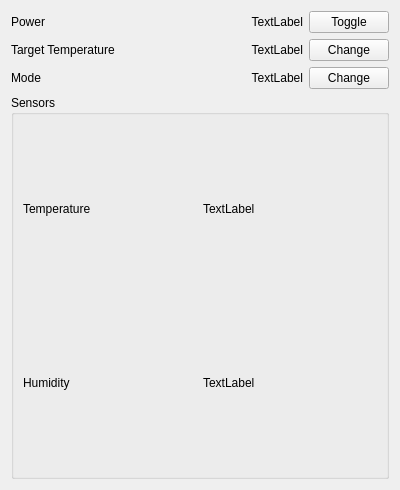
CrackTC/yahm, file ui/airconpage.ui: the form before one commit.
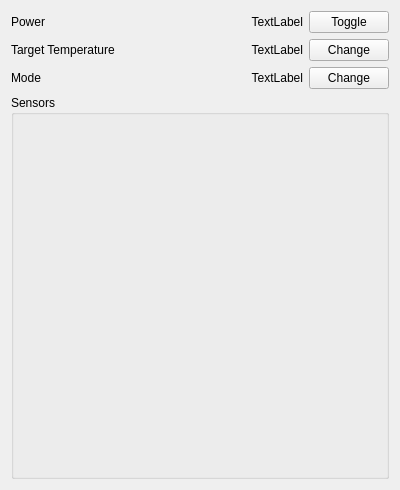
The form after the commit.

```diff
--- a/ui/airconpage.ui
+++ b/ui/airconpage.ui
@@ -126,40 +126,10 @@
      </property>
      <layout class="QVBoxLayout" name="verticalLayout_2">
       <item>
-       <layout class="QHBoxLayout" name="horizontalLayout_5">
-        <item>
-         <widget class="QLabel" name="label_4">
-          <property name="text">
-           <string>Temperature</string>
-          </property>
-         </widget>
-        </item>
-        <item>
-         <widget class="QLabel" name="lblTemp">
-          <property name="text">
-           <string>TextLabel</string>
-          </property>
-         </widget>
-        </item>
-       </layout>
+       <layout class="QHBoxLayout" name="rowTemp"/>
       </item>
       <item>
-       <layout class="QHBoxLayout" name="horizontalLayout_4">
-        <item>
-         <widget class="QLabel" name="label_5">
-          <property name="text">
-           <string>Humidity</string>
-          </property>
-         </widget>
-        </item>
-        <item>
-         <widget class="QLabel" name="lblHumidity">
-          <property name="text">
-           <string>TextLabel</string>
-          </property>
-         </widget>
-        </item>
-       </layout>
+       <layout class="QHBoxLayout" name="rowHumidity"/>
       </item>
      </layout>
     </widget>
```
